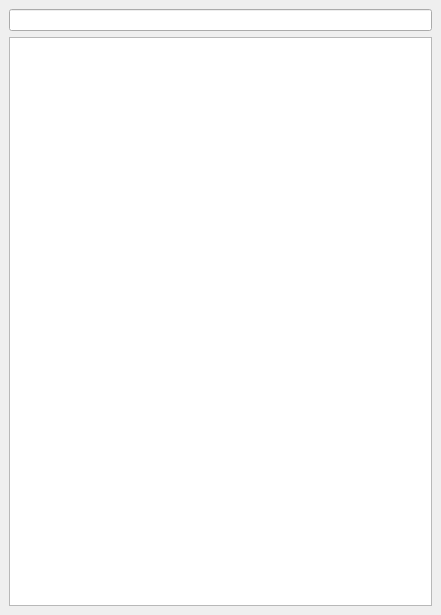
Old version of the form arho_feature_template/gui/docks/plan_features_dock.ui in the repository GispoCoding/arho-qgis-plugin.
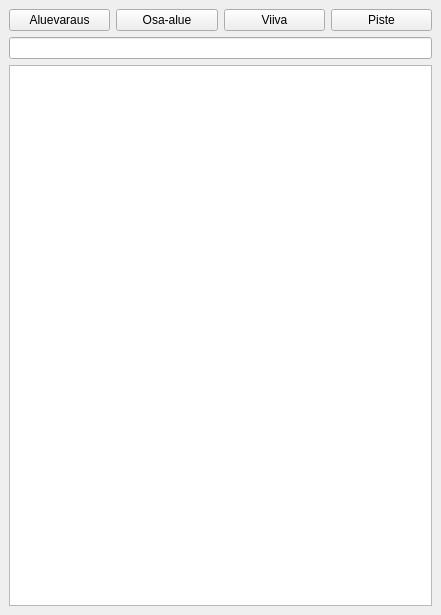
New version of the form. Custom widgets are drawn as their Qt base class.

Commit message: add type filter buttons to plan features dock

```diff
--- a/arho_feature_template/gui/docks/plan_features_dock.ui
+++ b/arho_feature_template/gui/docks/plan_features_dock.ui
@@ -15,6 +15,62 @@
   </property>
   <widget class="QWidget" name="dockWidgetContents">
    <layout class="QVBoxLayout" name="verticalLayout">
+    <item>
+     <layout class="QHBoxLayout" name="horizontalLayout">
+      <item>
+       <widget class="QPushButton" name="land_use_area_btn">
+        <property name="text">
+         <string>Aluevaraus</string>
+        </property>
+        <property name="checkable">
+         <bool>true</bool>
+        </property>
+        <property name="checked">
+         <bool>false</bool>
+        </property>
+       </widget>
+      </item>
+      <item>
+       <widget class="QPushButton" name="other_area_btn">
+        <property name="text">
+         <string>Osa-alue</string>
+        </property>
+        <property name="checkable">
+         <bool>true</bool>
+        </property>
+        <property name="checked">
+         <bool>false</bool>
+        </property>
+       </widget>
+      </item>
+      <item>
+       <widget class="QPushButton" name="line_btn">
+        <property name="text">
+         <string>Viiva</string>
+        </property>
+        <property name="checkable">
+         <bool>true</bool>
+        </property>
+        <property name="checked">
+         <bool>false</bool>
+        </property>
+       </widget>
+      </item>
+      <item>
+       <widget class="QPushButton" name="point_btn">
+        <property name="text">
+         <string>Piste</string>
+        </property>
+        <property name="checkable">
+         <bool>true</bool>
+        </property>
+        <property name="checked">
+         <bool>false</bool>
+        </property>
+       </widget>
+      </item>
+     </layout>
+    </item>
     <item>
      <widget class="QgsFilterLineEdit" name="filter_line">
       <property name="showSearchIcon">
```
The commit also changes 1 other file.
